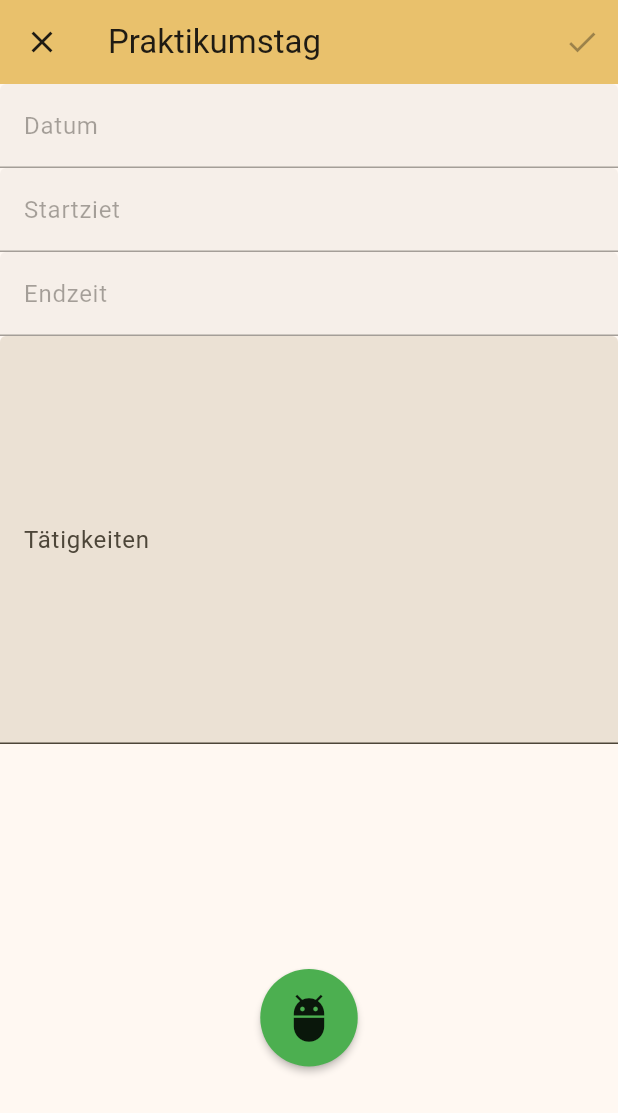
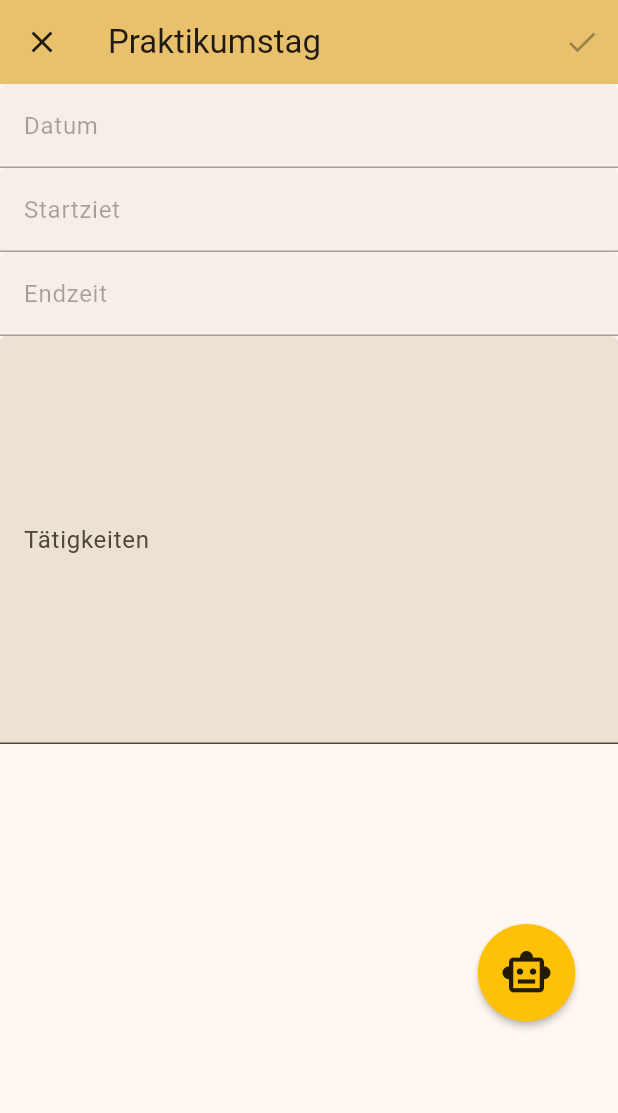
Before and after one commit to Striker-AM9/Praktikumsbericht, a Flutter app: the screen it shows after launch, after a tap on the "add" icon, on a phone screen of 412 x 824 dp. Shown: the top 1113 px of the screen. Run offline on Flutter 3.47's test engine with Material 3 defaults, Android fonts, the phone set to English and light mode, and no system bars; our stand-ins replace equatable, flutter_gemini, jiffy, pdf, printing, shared_preferences.

Commit message:
Final Version :)

```diff
--- a/lib/main.dart
+++ b/lib/main.dart
@@ -366,7 +366,7 @@ class _EditorState extends State<Editor> {
                 },
               ),
               Padding(
-                padding: const EdgeInsets.all(150),
+                padding: const EdgeInsets.only(top: 120, left: 290),
                 child: MaterialButton(
                   onPressed: () {
                     Navigator.of(context)
@@ -378,15 +378,15 @@ class _EditorState extends State<Editor> {
                       }
                     });
                   },
-                  color: Colors.green,
+                  color: Colors.amber,
                   shape: const CircleBorder(),
                   padding: const EdgeInsets.all(15.0),
                   child: const Icon(
-                    Icons.adb,
+                    Icons.smart_toy_outlined,
                     size: 35,
                   ),
                 ),
-              )
+              ),
             ],
           ),
         ),
@@ -513,9 +513,7 @@ class PDFPreview extends StatelessWidget {
               Navigator.of(context).pop();
             },
             icon: const Icon(Icons.close)),
-          actions: [
-            IconButton(onPressed: () {}, icon: const Icon(Icons.file_download)),
-          ]),
+      ),
       body: PdfPreview(build: (context) async {
         List<DayData> data = await dataService.getData();
         return await createPreview(data);
```
Lines whose indentation alone changed are shown as unchanged.
